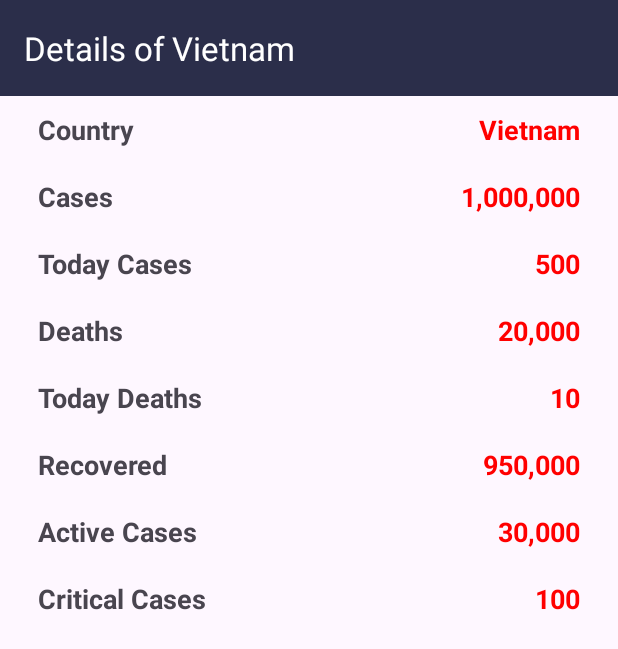
After one commit to AnhDuc32/Covid_19_Stats, an Android app: the CountryDetailActivity screen opened directly, with no data from a screen before it, on a phone screen of 412 x 824 dp. The commit adds this screen. Shown: the top 649 px of the screen. Run offline under Robolectric (Android 15) with nearby library versions, the phone set to English and light mode, and no system bars.

Commit message:
Add CountryDetail when click on Country

```diff
--- a/app/src/main/AndroidManifest.xml
+++ b/app/src/main/AndroidManifest.xml
@@ -14,6 +14,9 @@
         android:supportsRtl="true"
         android:theme="@style/Theme.Something"
         tools:targetApi="31">
+        <activity
+            android:name=".CountryDetailActivity"
+            android:exported="false" />
         <activity
             android:name=".AffectedCountry"
             android:exported="false" />
--- a/app/src/main/java/com/hfad/something/AffectedCountry.java
+++ b/app/src/main/java/com/hfad/something/AffectedCountry.java
@@ -1,13 +1,16 @@
 package com.hfad.something;
 
 
+import android.content.Intent;
 import android.os.Bundle;
 import android.text.Editable;
 import android.text.TextWatcher;
+import android.util.Log;
 import android.view.LayoutInflater;
 import android.view.MenuItem;
 import android.view.View;
 import android.view.ViewGroup;
+import android.widget.AdapterView;
 import android.widget.EditText;
 import android.widget.ListView;
 
@@ -35,6 +38,22 @@ public class AffectedCountry extends Fragment {
 
         // Manually add data for one country
         addCountryData();
+
+        listView.setOnItemClickListener(new AdapterView.OnItemClickListener() {
+            @Override
+            public void onItemClick(AdapterView<?> adapterView, View view, int i, long l) {
+                if (i >= 0 && i < AffectedCountry.countryModelList.size()) {
+                    Intent intent = new Intent(requireActivity(), CountryDetailActivity.class);
+                    intent.putExtra("position", i);
+                    startActivity(intent);
+                } else {
+                    // Handle invalid position
+                    Log.e("AffectedCountry", "Invalid position: " + i);
+                }
+            }
+        });
+
+
 
         edtSearch.addTextChangedListener(new TextWatcher() {
             @Override
--- /dev/null
+++ b/app/src/main/java/com/hfad/something/CountryDetailActivity.java
@@ -0,0 +1,45 @@
+package com.hfad.something;
+
+import android.content.Intent;
+import android.os.Bundle;
+import android.widget.TextView;
+
+import androidx.appcompat.app.AppCompatActivity;
+import androidx.appcompat.widget.Toolbar;
+
+public class CountryDetailActivity extends AppCompatActivity {
+    private int positionCountry;
+    TextView country, cases, todayCases, deaths, todayDeaths, recovered, activeCases, criticalCases;
+    Toolbar toolbar;
+
+    @Override
+    protected void onCreate(Bundle savedInstanceState) {
+        super.onCreate(savedInstanceState);
+        setContentView(R.layout.activity_country_detail);
+
+        Intent intent = getIntent();
+        positionCountry = intent.getIntExtra("position", 0);
+
+        // Get id from xml
+        toolbar = findViewById(R.id.toolBar);
+        country = findViewById(R.id.country);
+        cases = findViewById(R.id.cases);
+        todayCases = findViewById(R.id.todayCases);
+        deaths = findViewById(R.id.deaths);
+        todayDeaths = findViewById(R.id.todayDeaths);
+        recovered = findViewById(R.id.recovered);
+        activeCases = findViewById(R.id.activeCases);
+        criticalCases = findViewById(R.id.criticalCases);
+
+        // Set data
+        toolbar.setTitle("Details of " + AffectedCountry.countryModelList.get(positionCountry).getCountry());
+        country.setText(AffectedCountry.countryModelList.get(positionCountry).getCountry());
+        cases.setText(AffectedCountry.countryModelList.get(positionCountry).getCases());
+        todayCases.setText(AffectedCountry.countryModelList.get(positionCountry).getTodayCases());
+        deaths.setText(AffectedCountry.countryModelList.get(positionCountry).getDeaths());
+        todayDeaths.setText(AffectedCountry.countryModelList.get(positionCountry).getTodayDeaths());
+        recovered.setText(AffectedCountry.countryModelList.get(positionCountry).getRecovered());
+        activeCases.setText(AffectedCountry.countryModelList.get(positionCountry).getActive());
+        criticalCases.setText(AffectedCountry.countryModelList.get(positionCountry).getCritical());
+    }
+}
--- a/app/src/main/java/com/hfad/something/ViewPagerAdapter.java
+++ b/app/src/main/java/com/hfad/something/ViewPagerAdapter.java
@@ -41,7 +41,7 @@ public class ViewPagerAdapter extends FragmentPagerAdapter {
             case 0:
                 return "GLOBAL";
             case 1:
-                return "COUNTRIES";
+                return "COUNTRY";
             case 2:
                 return "SIGNS & SYMPTOMS";
             default:
--- /dev/null
+++ b/app/src/main/res/layout/activity_country_detail.xml
@@ -0,0 +1,236 @@
+<?xml version="1.0" encoding="utf-8"?>
+<LinearLayout xmlns:android="http://schemas.android.com/apk/res/android"
+    xmlns:app="http://schemas.android.com/apk/res-auto"
+    xmlns:tools="http://schemas.android.com/tools"
+    android:id="@+id/main"
+    android:layout_width="match_parent"
+    android:layout_height="match_parent"
+    tools:context=".CountryDetailActivity"
+    android:orientation="vertical">
+
+    <androidx.appcompat.widget.Toolbar
+        android:layout_width="match_parent"
+        android:layout_height="wrap_content"
+        android:background="@color/relative_background"
+        android:id="@+id/toolBar"
+        app:titleTextColor="@color/white" />
+
+    <RelativeLayout
+        android:layout_width="match_parent"
+        android:layout_height="wrap_content"
+        android:layout_marginRight="25dp"
+        android:layout_marginLeft="25dp"
+        android:layout_marginTop="10dp"
+        android:layout_marginBottom="10dp">
+
+        <TextView
+            android:layout_width="wrap_content"
+            android:layout_height="wrap_content"
+            android:text="Country"
+            android:textSize="18sp"
+            android:textStyle="bold"/>
+
+        <TextView
+            android:layout_width="fill_parent"
+            android:layout_height="wrap_content"
+            android:text="0"
+            android:id="@+id/country"
+            android:textSize="18sp"
+            android:textStyle="bold"
+            android:textColor="@color/red"
+            android:textAlignment="textEnd"
+            android:layout_alignParentEnd="true"/>
+
+    </RelativeLayout>
+
+    <RelativeLayout
+        android:layout_width="match_parent"
+        android:layout_height="wrap_content"
+        android:layout_marginRight="25dp"
+        android:layout_marginLeft="25dp"
+        android:layout_marginTop="10dp"
+        android:layout_marginBottom="10dp">
+
+        <TextView
+            android:layout_width="wrap_content"
+            android:layout_height="wrap_content"
+            android:text="Cases"
+            android:textSize="18sp"
+            android:textStyle="bold"/>
+
+        <TextView
+            android:layout_width="fill_parent"
+            android:layout_height="wrap_content"
+            android:text="0"
+            android:id="@+id/cases"
+            android:textSize="18sp"
+            android:textStyle="bold"
+            android:textColor="@color/red"
+            android:textAlignment="textEnd"
+            android:layout_alignParentEnd="true"/>
+
+    </RelativeLayout>
+
+    <RelativeLayout
+        android:layout_width="match_parent"
+        android:layout_height="wrap_content"
+        android:layout_marginRight="25dp"
+        android:layout_marginLeft="25dp"
+        android:layout_marginTop="10dp"
+        android:layout_marginBottom="10dp">
+
+        <TextView
+            android:layout_width="wrap_content"
+            android:layout_height="wrap_content"
+            android:text="Today Cases"
+            android:textSize="18sp"
+            android:textStyle="bold"/>
+
+        <TextView
+            android:layout_width="fill_parent"
+            android:layout_height="wrap_content"
+            android:text="0"
+            android:id="@+id/todayCases"
+            android:textSize="18sp"
+            android:textStyle="bold"
+            android:textColor="@color/red"
+            android:textAlignment="textEnd"
+            android:layout_alignParentEnd="true"/>
+
+    </RelativeLayout>
+    <RelativeLayout
+        android:layout_width="match_parent"
+        android:layout_height="wrap_content"
+        android:layout_marginRight="25dp"
+        android:layout_marginLeft="25dp"
+        android:layout_marginTop="10dp"
+        android:layout_marginBottom="10dp">
+
+        <TextView
+            android:layout_width="wrap_content"
+            android:layout_height="wrap_content"
+            android:text="Deaths"
+            android:textSize="18sp"
+            android:textStyle="bold"/>
+
+        <TextView
+            android:layout_width="fill_parent"
+            android:layout_height="wrap_content"
+            android:text="0"
+            android:id="@+id/deaths"
+            android:textSize="18sp"
+            android:textStyle="bold"
+            android:textColor="@color/red"
+            android:textAlignment="textEnd"
+            android:layout_alignParentEnd="true"/>
+
+    </RelativeLayout>
+    <RelativeLayout
+        android:layout_width="match_parent"
+        android:layout_height="wrap_content"
+        android:layout_marginRight="25dp"
+        android:layout_marginLeft="25dp"
+        android:layout_marginTop="10dp"
+        android:layout_marginBottom="10dp">
+
+        <TextView
+            android:layout_width="wrap_content"
+            android:layout_height="wrap_content"
+            android:text="Today Deaths"
+            android:textSize="18sp"
+            android:textStyle="bold"/>
+
+        <TextView
+            android:layout_width="fill_parent"
+            android:layout_height="wrap_content"
+            android:text="0"
+            android:id="@+id/todayDeaths"
+            android:textSize="18sp"
+            android:textStyle="bold"
+            android:textColor="@color/red"
+            android:textAlignment="textEnd"
+            android:layout_alignParentEnd="true"/>
+
+    </RelativeLayout>
+    <RelativeLayout
+        android:layout_width="match_parent"
+        android:layout_height="wrap_content"
+        android:layout_marginRight="25dp"
+        android:layout_marginLeft="25dp"
+        android:layout_marginTop="10dp"
+        android:layout_marginBottom="10dp">
+
+        <TextView
+            android:layout_width="wrap_content"
+            android:layout_height="wrap_content"
+            android:text="Recovered"
+            android:textSize="18sp"
+            android:textStyle="bold"/>
+
+        <TextView
+            android:layout_width="fill_parent"
+            android:layout_height="wrap_content"
+            android:text="0"
+            android:id="@+id/recovered"
+            android:textSize="18sp"
+            android:textStyle="bold"
+            android:textColor="@color/red"
+            android:textAlignment="textEnd"
+            android:layout_alignParentEnd="true"/>
+
+    </RelativeLayout>
+    <RelativeLayout
+        android:layout_width="match_parent"
+        android:layout_height="wrap_content"
+        android:layout_marginRight="25dp"
+        android:layout_marginLeft="25dp"
+        android:layout_marginTop="10dp"
+        android:layout_marginBottom="10dp">
+
+        <TextView
+            android:layout_width="wrap_content"
+            android:layout_height="wrap_content"
+            android:text="Active Cases"
+            android:textSize="18sp"
+            android:textStyle="bold"/>
+
+        <TextView
+            android:layout_width="fill_parent"
+            android:layout_height="wrap_content"
+            android:text="0"
+            android:id="@+id/activeCases"
+            android:textSize="18sp"
+            android:textStyle="bold"
+            android:textColor="@color/red"
+            android:textAlignment="textEnd"
+            android:layout_alignParentEnd="true"/>
+
+    </RelativeLayout>
+    <RelativeLayout
+        android:layout_width="match_parent"
+        android:layout_height="wrap_content"
+        android:layout_marginRight="25dp"
+        android:layout_marginLeft="25dp"
+        android:layout_marginTop="10dp"
+        android:layout_marginBottom="10dp">
+
+        <TextView
+            android:layout_width="wrap_content"
+            android:layout_height="wrap_content"
+            android:text="Critical Cases"
+            android:textSize="18sp"
+            android:textStyle="bold"/>
+
+        <TextView
+            android:layout_width="fill_parent"
+            android:layout_height="wrap_content"
+            android:text="0"
+            android:id="@+id/criticalCases"
+            android:textSize="18sp"
+            android:textStyle="bold"
+            android:textColor="@color/red"
+            android:textAlignment="textEnd"
+            android:layout_alignParentEnd="true"/>
+
+    </RelativeLayout>
+</LinearLayout>
```
